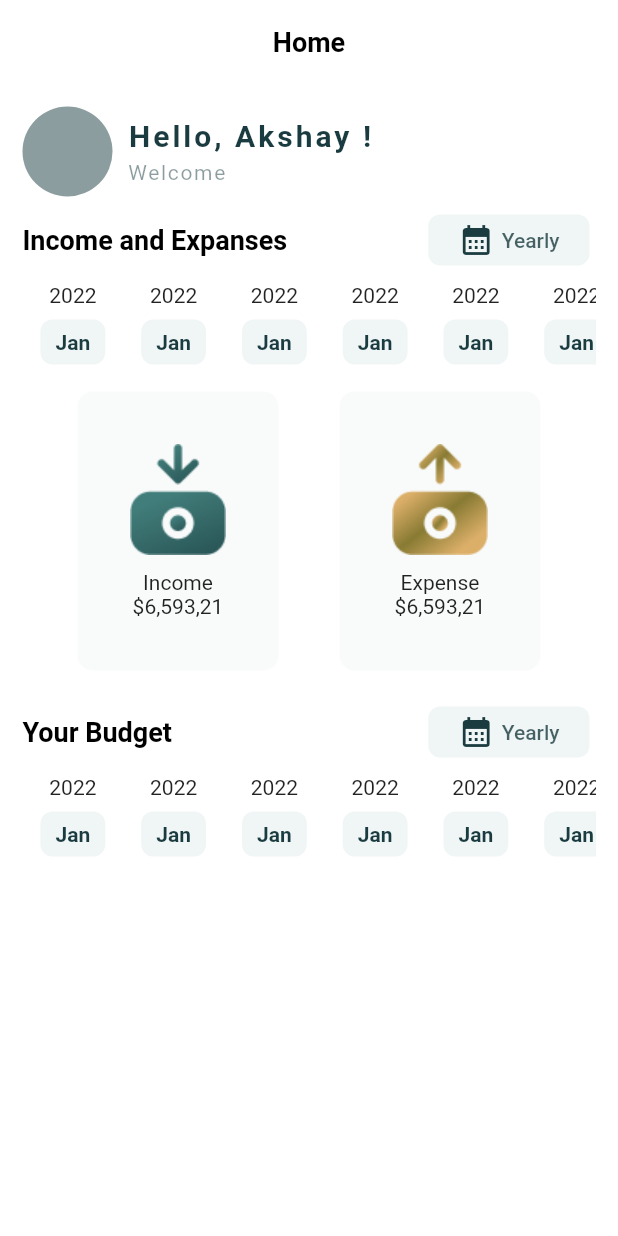
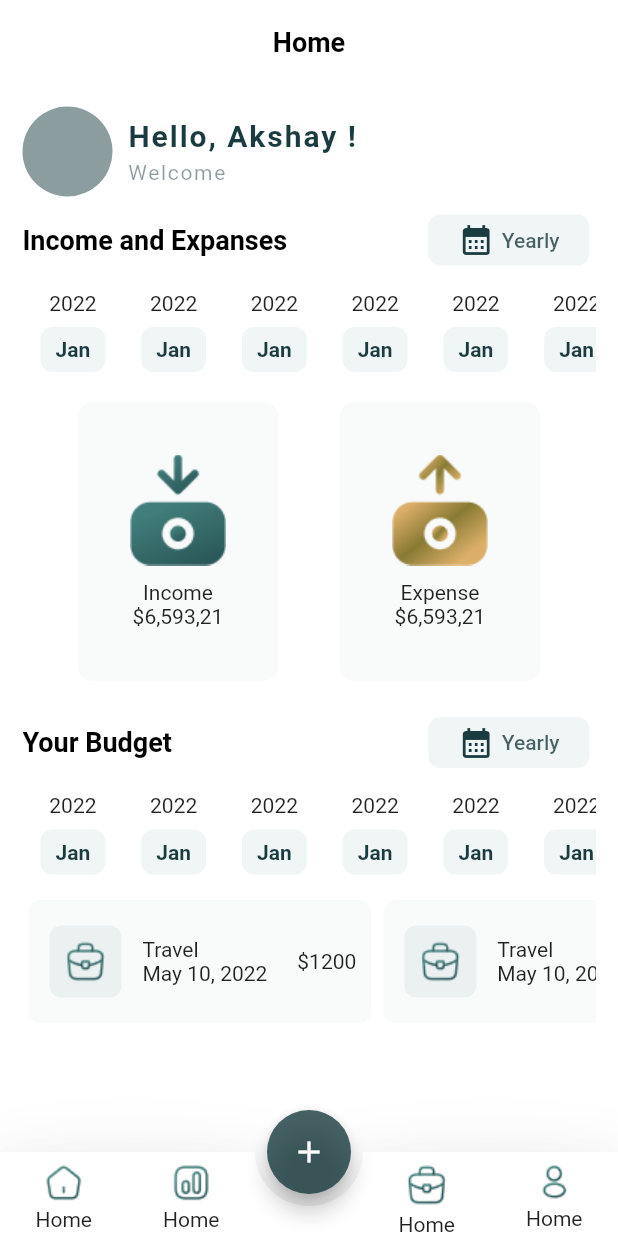
Before and after one commit to Akshay-1609/Expense-Manager-App, a Flutter app: the screen it shows after launch, on a phone screen of 412 x 824 dp. Run offline on Flutter 3.47's test engine with Material 2 defaults, Android fonts, the phone set to English and light mode, and no system bars; drawn by our look-alikes of animated_bottom_navigation_bar; Roboto replaces fonts that are missing (Heebo).

Commit message:
Home Page is Completed

```diff
--- a/lib/constant/image_constant.dart
+++ b/lib/constant/image_constant.dart
@@ -0,0 +1,9 @@
+class ImageConstant {
+  static String expenseIcon = "assets/icon/Expense.png";
+  static String incomeIcon = "assets/icon/income.png";
+  static String briefcaseIcon = "assets/icon/briefcase.png";
+  static String homeIcon = "assets/icon/home.png";
+  static String chartIcon = "assets/icon/chart.png";
+  static String walletIcon = "assets/icon/wallet.png";
+  static String profileIcon = "assets/icon/profile.png";
+}
--- a/lib/presentation/home/home_screen.dart
+++ b/lib/presentation/home/home_screen.dart
@@ -1,6 +1,9 @@
 // ignore_for_file: prefer_const_constructors
 
+import 'package:animated_bottom_navigation_bar/animated_bottom_navigation_bar.dart';
 import 'package:expensemanager/constant/color_constsnt.dart';
+import 'package:expensemanager/constant/image_constant.dart';
+import 'package:expensemanager/presentation/home/widgets/budget_lisview.dart';
 import 'package:expensemanager/presentation/home/widgets/expense_income_card.dart';
 import 'package:expensemanager/presentation/home/widgets/year_month.dart';
 import 'package:expensemanager/presentation/home/widgets/year_selection_row.dart';
@@ -8,8 +11,14 @@ import 'package:expensemanager/theme/app_text_style.dart';
 import 'package:flutter/material.dart';
 
 class HomeScreen extends StatelessWidget {
-  const HomeScreen({Key? key}) : super(key: key);
+   HomeScreen({Key? key}) : super(key: key);
+  final iconList = [
+    ImageConstant.homeIcon,
+    ImageConstant.chartIcon,
+    ImageConstant.briefcaseIcon,
+    ImageConstant.profileIcon
 
+  ];
   @override
   Widget build(BuildContext context) {
     return Scaffold(
@@ -55,25 +64,74 @@ class HomeScreen extends StatelessWidget {
                     )
                   ],
                 ),
-              yearSelectionRow("Income and Expanses"),
-               monthScrollableList(),
+                yearSelectionRow("Income and Expanses"),
+                SizedBox(height: 5,),
+                monthScrollableList(),
                 Padding(
-                  padding: const EdgeInsets.only(top:8.0,bottom: 8),
+                  padding: const EdgeInsets.only(top: 10.0, bottom: 8),
                   child: Row(
                     mainAxisAlignment: MainAxisAlignment.spaceEvenly,
                     children: [
-                      expenseIncomeCard('assets/icon/income.png','Income','6,593,21'),
-                      expenseIncomeCard('assets/icon/Expense.png','Expense','6,593,21')
+                      expenseIncomeCard(
+                          ImageConstant.incomeIcon, 'Income', '6,593,21'),
+                      expenseIncomeCard(
+                          ImageConstant.expenseIcon, 'Expense', '6,593,21')
                     ],
                   ),
                 ),
                 yearSelectionRow('Your Budget'),
-                  monthScrollableList(),
+                   SizedBox(height: 5,),
+                monthScrollableList(),
+                   SizedBox(height: 7,),
+                SizedBox(
+                    height: 90,
+                    width: double.infinity,
+                    child: ListView.builder(
+                      physics: ClampingScrollPhysics(),
+                      scrollDirection: Axis.horizontal,
+                      itemCount: 20,
+                      itemBuilder: ((context, index) => budgetLisviewBuiilder(
+                          ImageConstant.briefcaseIcon,
+                          "Travel",
+                          "May 10, 2022",
+                          "1200")),
+                    )),
               ],
             ),
           ),
         ),
       ),
+      floatingActionButton: FloatingActionButton(
+        onPressed: () {},
+        backgroundColor: ColorConstant.darkGreen.withOpacity(0.8),
+        child: Icon(
+          Icons.add,
+          color: ColorConstant.white,
+        ),
+      ),
+      floatingActionButtonLocation: FloatingActionButtonLocation.centerDocked,
+      bottomNavigationBar: AnimatedBottomNavigationBar.builder(
+
+        itemCount: 4,
+      tabBuilder:(int index, bool isActive){
+        return Padding(
+          padding: const EdgeInsets.only(top:8.0),
+          child: Column(
+            children: [
+             Image.asset(iconList[index]),
+             SizedBox(height: 4,),
+             Text('Home')
+            ],
+          ),
+        );
+      },
+        activeIndex: 0,
+        elevation: 30,
+        gapLocation: GapLocation.center,
+        notchSmoothness: NotchSmoothness.verySmoothEdge,
+
+        onTap: (index) => {},
+      ),
     );
   }
 }
--- /dev/null
+++ b/lib/presentation/home/widgets/budget_lisview.dart
@@ -0,0 +1,47 @@
+import 'package:expensemanager/constant/color_constsnt.dart';
+import 'package:expensemanager/theme/app_decoration.dart';
+import 'package:flutter/material.dart';
+
+Widget budgetLisviewBuiilder(imgurl,title,date,amount) {
+  return Card(
+    shape: AppDecoration().customeCommonBorder(8),
+    elevation: 0,
+    color: ColorConstant.whiteBg.withOpacity(0.03),
+    child: Padding(
+      padding: const EdgeInsets.all(10.0),
+      child: Row(
+        crossAxisAlignment: CrossAxisAlignment.center,
+        mainAxisAlignment: MainAxisAlignment.spaceEvenly,
+        mainAxisSize: MainAxisSize.min,
+        children: [
+          Column(
+            mainAxisAlignment: MainAxisAlignment.center,
+            children: [
+              Card(
+                shape:AppDecoration().customeCommonBorder(8),
+                elevation: 0,
+                color: ColorConstant.whiteBg,
+                child: Padding(
+                  padding: const EdgeInsets.all(10.0),
+                  child: Image.asset(imgurl,),
+                ),
+              )
+            ],
+          ),
+          SizedBox(
+            width: 10,
+          ),
+          Column(
+            mainAxisAlignment: MainAxisAlignment.center,
+            crossAxisAlignment: CrossAxisAlignment.start,
+            children: [Text(title), Text(date)],
+          ),
+          SizedBox(
+            width: 20,
+          ),
+          Text("\$${amount}")
+        ],
+      ),
+    ),
+  );
+}
--- a/lib/presentation/home/widgets/expense_income_card.dart
+++ b/lib/presentation/home/widgets/expense_income_card.dart
@@ -1,12 +1,12 @@
 import 'package:expensemanager/constant/color_constsnt.dart';
+import 'package:expensemanager/theme/app_decoration.dart';
 import 'package:flutter/material.dart';
 
 Widget expenseIncomeCard(imgurl,title,amount) {
   return Card(
     elevation: 0,
     color: ColorConstant.whiteBg.withOpacity(0.03),
-    shape: RoundedRectangleBorder(
-        borderRadius: BorderRadius.all(Radius.circular(10))),
+    shape: AppDecoration().customeCommonBorder(10),
     child: Padding(
       padding: const EdgeInsets.all(35.0),
       child: Column(
--- a/lib/presentation/home/widgets/year_month.dart
+++ b/lib/presentation/home/widgets/year_month.dart
@@ -1,35 +1,38 @@
 import 'package:expensemanager/constant/color_constsnt.dart';
+import 'package:expensemanager/theme/app_decoration.dart';
 import 'package:expensemanager/theme/app_text_style.dart';
 import 'package:flutter/material.dart';
 
-Widget monthScrollableList()
-{
-  return  SizedBox(
+Widget monthScrollableList() {
+  return SizedBox(
       height: 60,
       width: double.infinity,
       child: ListView.builder(
-                physics: ClampingScrollPhysics(),
         scrollDirection: Axis.horizontal,
         itemCount: 250,
         itemBuilder: ((context, index) => Padding(
-                  padding: const EdgeInsets.only(left:8.0,right: 8),
+              padding: const EdgeInsets.only(left: 8.0, right: 8),
               child: Column(
                 children: [
                   Text("2022"),
-                      SizedBox(height: 4,),
+                  SizedBox(
+                    height: 4,
+                  ),
                   Card(
-                        shape: RoundedRectangleBorder(
-                        borderRadius: BorderRadius.all(Radius.circular(8))),
+                    shape: AppDecoration().customeCommonBorder(8),
                     elevation: 0,
                     color: ColorConstant.whiteBg,
                     child: Padding(
-                          padding: const EdgeInsets.only(left: 10,right: 10,top:7,bottom: 7 ),
-                          child: Text("Jan",style:AppTextStyle.monthsText,),
+                      padding: const EdgeInsets.only(
+                          left: 10, right: 10, top: 7, bottom: 7),
+                      child: Text(
+                        "Jan",
+                        style: AppTextStyle.monthsText,
+                      ),
                     ),
                   )
                 ],
               ),
-                )
-              ),
+            )),
       ));
 }
--- a/lib/theme/app_decoration.dart
+++ b/lib/theme/app_decoration.dart
@@ -0,0 +1,10 @@
+// ignore_for_file: prefer_const_constructors
+
+import 'package:flutter/cupertino.dart';
+
+class AppDecoration {
+  RoundedRectangleBorder customeCommonBorder( double radius) {
+    return RoundedRectangleBorder(
+        borderRadius: BorderRadius.all(Radius.circular(radius)));
+  }
+}
--- a/lib/theme/app_text_style.dart
+++ b/lib/theme/app_text_style.dart
@@ -7,36 +7,42 @@ class AppTextStyle {
   static TextStyle homeTitle = TextStyle(
     fontSize: 18,
     fontWeight: FontWeight.w700,
-     color: ColorConstant.black
+     color: ColorConstant.black,
+     fontFamily: 'Heebo'
   );
   static TextStyle greetingText = TextStyle(
     fontWeight: FontWeight.w600,
     fontSize:20,
     color: ColorConstant.darkGreen,
-    letterSpacing: 2,
-    overflow: TextOverflow.fade
+    letterSpacing: 1.3,
+    overflow: TextOverflow.fade,
+      fontFamily: 'Heebo'
   );
   static TextStyle welcomeText = TextStyle(
     fontSize: 14,
     color: ColorConstant.darkGreen.withOpacity(0.5),
     letterSpacing: 1.1,
+    fontFamily: 'Heebo'
   );
   static TextStyle incomeAndExpense = TextStyle(
     fontSize: 18,
     fontWeight: FontWeight.w600,
     color: ColorConstant.black,
-    overflow: TextOverflow.fade
+    overflow: TextOverflow.fade,
+    fontFamily: 'Heebo'
 
   );
   static TextStyle yearlyText = TextStyle(
     color: ColorConstant.darkGreen.withOpacity(0.8),
     fontSize: 14,
-    fontWeight: FontWeight.w500
+    fontWeight: FontWeight.w500,
+    fontFamily: 'Heebo'
 
   );
   static TextStyle monthsText = TextStyle(
     fontWeight: FontWeight.w600,
     fontSize: 14,
     color: ColorConstant.darkGreen,
+    fontFamily: 'Heebo'
   );
 }
--- a/pubspec.yaml
+++ b/pubspec.yaml
@@ -34,6 +34,7 @@ dependencies:
   # The following adds the Cupertino Icons font to your application.
   # Use with the CupertinoIcons class for iOS style icons.
   cupertino_icons: ^1.0.2
+  animated_bottom_navigation_bar: ^0.3.3
 
 dev_dependencies:
   flutter_test:
```
Also changed, not shown: lib/presentation/home/widgets/year_selection_row.dart (+4 -5 lines), assets/icon/chart.png (renamed from assets/icon/chart-2.png), assets/icon/wallet.png (renamed from assets/icon/wallet-3.png), pubspec.lock. Lines whose indentation alone changed are shown as unchanged.
